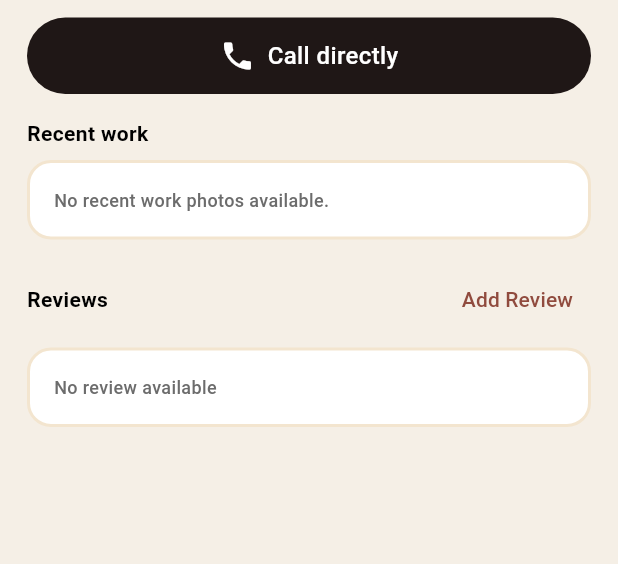
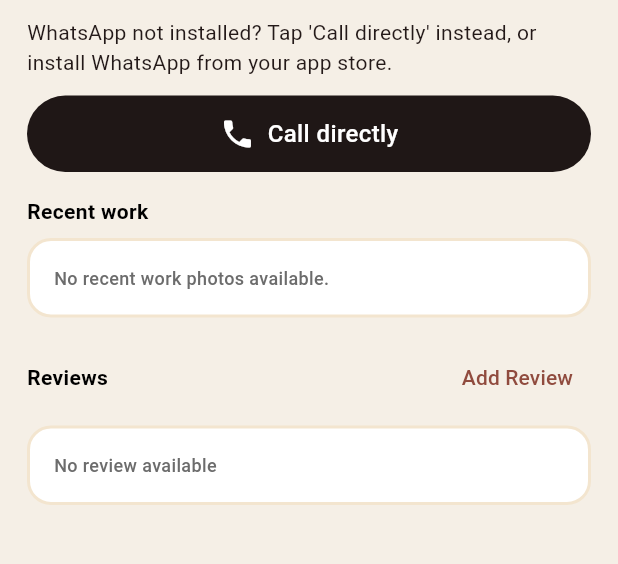
Before and after one commit to FSDTeam-SAA/flutter_wordsaloud, a Flutter app: the TradesmanDetailsScreen screen opened directly with empty values, on a phone screen of 412 x 824 dp, the part 587-1151 px from its top. Run offline on Flutter 3.47's test engine with Material 3 defaults, Android fonts, the phone set to English and light mode, and no system bars; our stand-ins replace cached_network_image, connectivity_plus, dartz, device_info_plus, dio, equatable and 12 more; missing offline and left inert: flutter_webrtc, flutx_core; accounts and stored records are empty; network calls fail.

Commit message:
client flow upto details category fully done

```diff
--- a/lib/features/home/screens/tradesman_details_screen.dart
+++ b/lib/features/home/screens/tradesman_details_screen.dart
@@ -525,6 +525,9 @@
                     ),
                     const SizedBox(height: 12),
 
+                    Text('WhatsApp not installed? Tap \'Call directly\' instead, or install WhatsApp from your app store.'),
+
+                    const SizedBox(height: 12),
                     // Call directly Button
                     GestureDetector(
                       onTap: () {
```
Also changed, not shown: lib/features/home/screens/category_details_screen.dart (+7 -1 lines).
